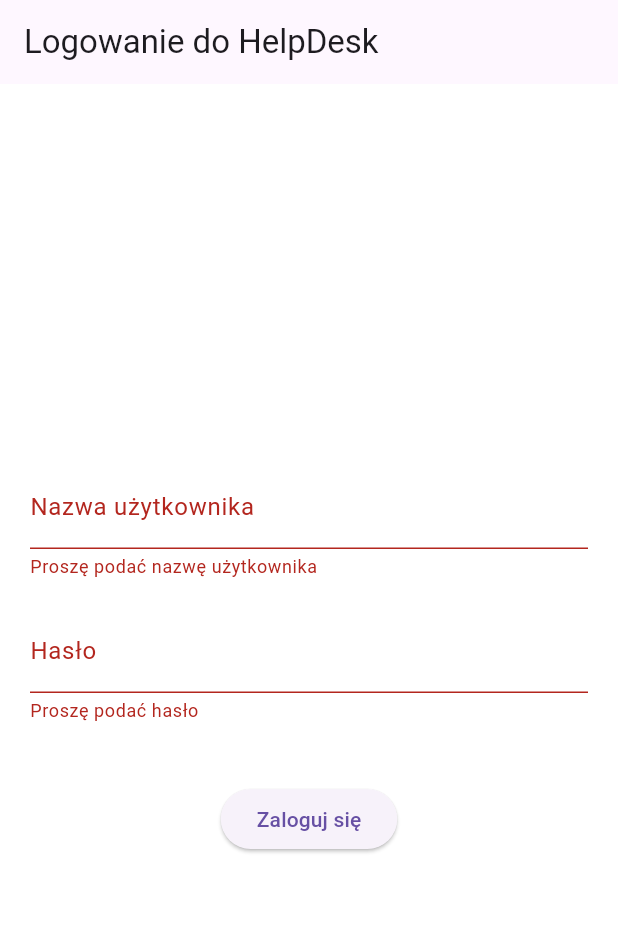
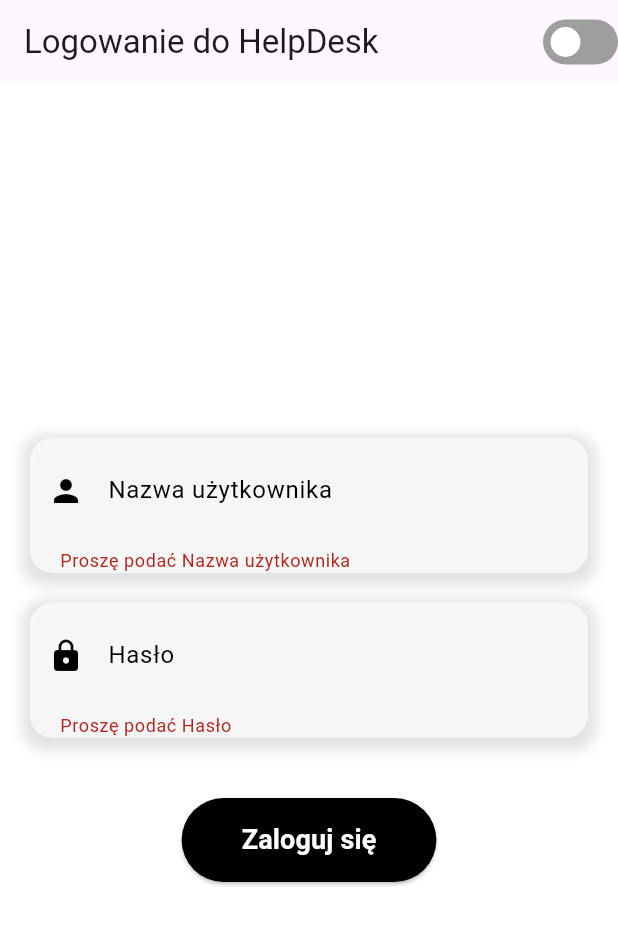
Before and after one commit to wermisek/HelpDeskFlutter, a Flutter app: the screen it shows after launch, after a tap on "Zaloguj się", on a phone screen of 412 x 824 dp. Shown: the top 925 px of the screen. Run offline on Flutter 3.47's test engine with Material 3 defaults, Android fonts, the phone set to English and light mode, and no system bars; our stand-ins replace shelf; missing offline and left inert: shelf_router; network calls fail.

Commit message:
dodanie 2 usera zmienienie calego ui i w ogole sigma to tera wyglada

```diff
--- a/lib/login.dart
+++ b/lib/login.dart
@@ -1,13 +1,19 @@
 import 'package:flutter/material.dart';
-import 'add_problem_page.dart'; // Dodaj stronę, gdzie problemy są dodawane
-import 'admin_home_page.dart'; // Dodaj stronę główną dla admina
+import 'package:flutter/animation.dart';
+import 'add_problem_page.dart';
+import 'admin_home_page.dart';
 
 void main() {
   runApp(MyApp());
 }
 
-class MyApp extends StatelessWidget {
-  final bool isDarkMode = false; // Możesz przełączać tryb ciemny tutaj
+class MyApp extends StatefulWidget {
+  @override
+  _MyAppState createState() => _MyAppState();
+}
+
+class _MyAppState extends State<MyApp> {
+  bool isDarkMode = false;
 
   @override
   Widget build(BuildContext context) {
@@ -17,21 +23,38 @@ class MyApp extends StatelessWidget {
           ? ThemeData.dark().copyWith(
         primaryColor: Colors.blueAccent,
         scaffoldBackgroundColor: Colors.black,
+        buttonTheme: ButtonThemeData(buttonColor: Colors.white),
+        textTheme: TextTheme(bodyMedium: TextStyle(color: Colors.white)),
       )
           : ThemeData.light().copyWith(
         primaryColor: Colors.blueAccent,
         scaffoldBackgroundColor: Colors.white,
+        buttonTheme: ButtonThemeData(buttonColor: Colors.black),
+        textTheme: TextTheme(bodyMedium: TextStyle(color: Colors.black)),
       ),
-      home: LoginPage(),
+      home: LoginPage(
+        isDarkMode: isDarkMode,
+        onThemeChanged: (value) {
+          setState(() {
+            isDarkMode = value;
+          });
+        },
+      ),
     );
   }
 }
 
-class LoginPage extends StatelessWidget {
-  final bool isDarkMode = false;
+class LoginPage extends StatefulWidget {
+  final bool isDarkMode;
+  final Function(bool) onThemeChanged;
 
-  LoginPage({Key? key}) : super(key: key);
+  LoginPage({required this.isDarkMode, required this.onThemeChanged});
 
+  @override
+  _LoginPageState createState() => _LoginPageState();
+}
+
+class _LoginPageState extends State<LoginPage> with TickerProviderStateMixin {
   final _usernameController = TextEditingController();
   final _passwordController = TextEditingController();
   final _formKey = GlobalKey<FormState>();
@@ -39,21 +62,53 @@ class LoginPage extends StatelessWidget {
   final String correctUsername = 'admin';
   final String correctPassword = 'hasło';
 
+  // Added user2 and password2
+  final String correctUsername2 = 'user2';
+  final String correctPassword2 = 'password2';
+
+  late AnimationController _controller;
+  late Animation<double> _animation;
+  late AnimationController _buttonController;
+  late Animation<Offset> _buttonAnimation;
+
+  @override
+  void initState() {
+    super.initState();
+    _controller = AnimationController(
+      duration: const Duration(milliseconds: 100),
+      vsync: this,
+    );
+    _animation = Tween<double>(begin: 0.0, end: 1.0).animate(_controller)
+      ..addListener(() {
+        setState(() {});
+      });
+    _controller.forward(); // Start the animation
+
+    // Animation for the theme switch circle
+    _buttonController = AnimationController(
+      duration: const Duration(milliseconds: 300),
+      vsync: this,
+    );
+    _buttonAnimation = Tween<Offset>(begin: Offset.zero, end: Offset(0.5, 0)).animate(
+      CurvedAnimation(parent: _buttonController, curve: Curves.easeInOut),
+    );
+  }
+
   void _login(BuildContext context) {
     if (_formKey.currentState?.validate() ?? false) {
       String username = _usernameController.text;
       String password = _passwordController.text;
 
       if (username == correctUsername && password == correctPassword) {
-        // Zamiast pokazywać tekst powitalny, przechodzimy bezpośrednio do AdminHomePage
         Navigator.pushReplacement(
           context,
           MaterialPageRoute(
             builder: (context) => AdminHomePage(),
           ),
         );
-      } else if (username == 'user' && password == 'password') {
-        // Login user, go to AddProblemPage
+      } else if ((username == 'user' && password == 'password') ||
+          (username == correctUsername2 && password == correctPassword2)) {
+        // Allow user2 to log in as a regular user
         Navigator.pushReplacement(
           context,
           MaterialPageRoute(
@@ -61,7 +116,6 @@ class LoginPage extends StatelessWidget {
           ),
         );
       } else {
-        // Invalid login, show error dialog
         showDialog(
           context: context,
           builder: (context) => AlertDialog(
@@ -82,55 +136,150 @@ class LoginPage extends StatelessWidget {
   }
 
   @override
+  void dispose() {
+    _controller.dispose();
+    _buttonController.dispose();
+    super.dispose();
+  }
+
+  @override
   Widget build(BuildContext context) {
     return Scaffold(
       appBar: AppBar(
         title: Text('Logowanie do HelpDesk'),
+        actions: [
+          // Animated button for switching themes (just the inner circle)
+          AnimatedAlign(
+            alignment: widget.isDarkMode ? Alignment.centerRight : Alignment.centerLeft,
+            duration: const Duration(milliseconds: 300),
+            curve: Curves.easeInOut,
+            child: GestureDetector(
+              onTap: () {
+                widget.onThemeChanged(!widget.isDarkMode);
+              },
+              child: Container(
+                width: 50,
+                height: 30,
+                decoration: BoxDecoration(
+                  borderRadius: BorderRadius.circular(30),
+                  color: widget.isDarkMode ? Colors.blueAccent : Colors.grey,
+                ),
+                child: Padding(
+                  padding: EdgeInsets.all(5),
+                  child: AnimatedAlign(
+                    alignment: widget.isDarkMode ? Alignment.centerRight : Alignment.centerLeft,
+                    duration: const Duration(milliseconds: 300),
+                    curve: Curves.easeInOut,
+                    child: Container(
+                      width: 20,
+                      height: 20,
+                      decoration: BoxDecoration(
+                        shape: BoxShape.circle,
+                        color: Colors.white,
+                      ),
+                    ),
+                  ),
+                ),
+              ),
+            ),
+          ),
+        ],
       ),
       body: Center(
         child: Padding(
           padding: const EdgeInsets.all(20.0),
+          child: AnimatedOpacity(
+            opacity: _animation.value,
+            duration: const Duration(seconds: 2),
             child: Form(
               key: _formKey,
               child: Column(
                 mainAxisSize: MainAxisSize.min,
                 children: <Widget>[
-                TextFormField(
+                  // TextField for username with icon
+                  _buildTextField(
                     controller: _usernameController,
-                  decoration: InputDecoration(
-                    labelText: 'Nazwa użytkownika',
-                  ),
-                  validator: (value) {
-                    if (value?.isEmpty ?? true) {
-                      return 'Proszę podać nazwę użytkownika';
-                    }
-                    return null;
-                  },
+                    label: 'Nazwa użytkownika',
+                    icon: Icons.person,
                   ),
                   SizedBox(height: 20),
-                TextFormField(
+
+                  // TextField for password with icon
+                  _buildTextField(
                     controller: _passwordController,
+                    label: 'Hasło',
                     obscureText: true,
-                  decoration: InputDecoration(
-                    labelText: 'Hasło',
-                  ),
-                  validator: (value) {
-                    if (value?.isEmpty ?? true) {
-                      return 'Proszę podać hasło';
-                    }
-                    return null;
-                  },
+                    icon: Icons.lock,
                   ),
                   SizedBox(height: 40),
+
+                  // Login Button with color based on theme
                   ElevatedButton(
                     onPressed: () => _login(context),
-                  child: Text('Zaloguj się'),
+                    style: ElevatedButton.styleFrom(
+                      backgroundColor: widget.isDarkMode ? Colors.white : Colors.black, // Change button color
+                      padding: EdgeInsets.symmetric(vertical: 15, horizontal: 40),
+                      shape: RoundedRectangleBorder(
+                        borderRadius: BorderRadius.circular(30),
+                      ),
+                    ),
+                    child: Text(
+                      'Zaloguj się',
+                      style: TextStyle(
+                        fontSize: 18,
+                        fontWeight: FontWeight.w600,
+                        color: widget.isDarkMode ? Colors.black : Colors.white, // Change text color
+                      ),
+                    ),
                   ),
                 ],
               ),
             ),
           ),
         ),
+      ),
+    );
+  }
+
+  // Reusable TextField widget for username and password with icon
+  Widget _buildTextField({
+    required TextEditingController controller,
+    required String label,
+    bool obscureText = false,
+    required IconData icon,
+  }) {
+    return AnimatedContainer(
+      duration: Duration(milliseconds: 50),
+      decoration: BoxDecoration(
+        color: Colors.white70,
+        borderRadius: BorderRadius.circular(15),
+        boxShadow: [
+          BoxShadow(
+            color: Colors.grey.withOpacity(0.3),
+            spreadRadius: 5,
+            blurRadius: 7,
+            offset: Offset(0, 3),
+          ),
+        ],
+      ),
+      child: TextFormField(
+        controller: controller,
+        obscureText: obscureText,
+        decoration: InputDecoration(
+          labelText: label,
+          labelStyle: TextStyle(color: Colors.black),
+          border: InputBorder.none,
+          contentPadding: EdgeInsets.symmetric(vertical: 15, horizontal: 20),
+          prefixIcon: Icon(icon, color: Colors.black), // Add icon
+        ),
+        style: TextStyle(color: Colors.black), // Set text color to black
+        validator: (value) {
+          if (value?.isEmpty ?? true) {
+            return 'Proszę podać $label';
+          }
+          return null;
+        },
+      ),
     );
   }
 }
```
Lines whose indentation alone changed are shown as unchanged.
